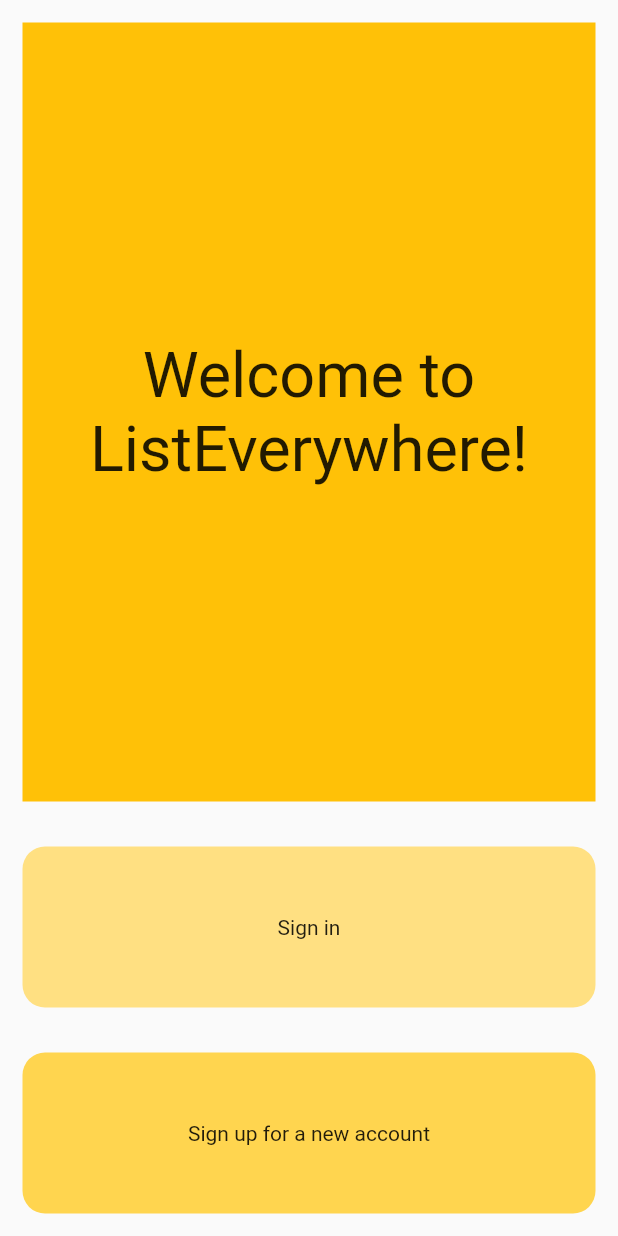
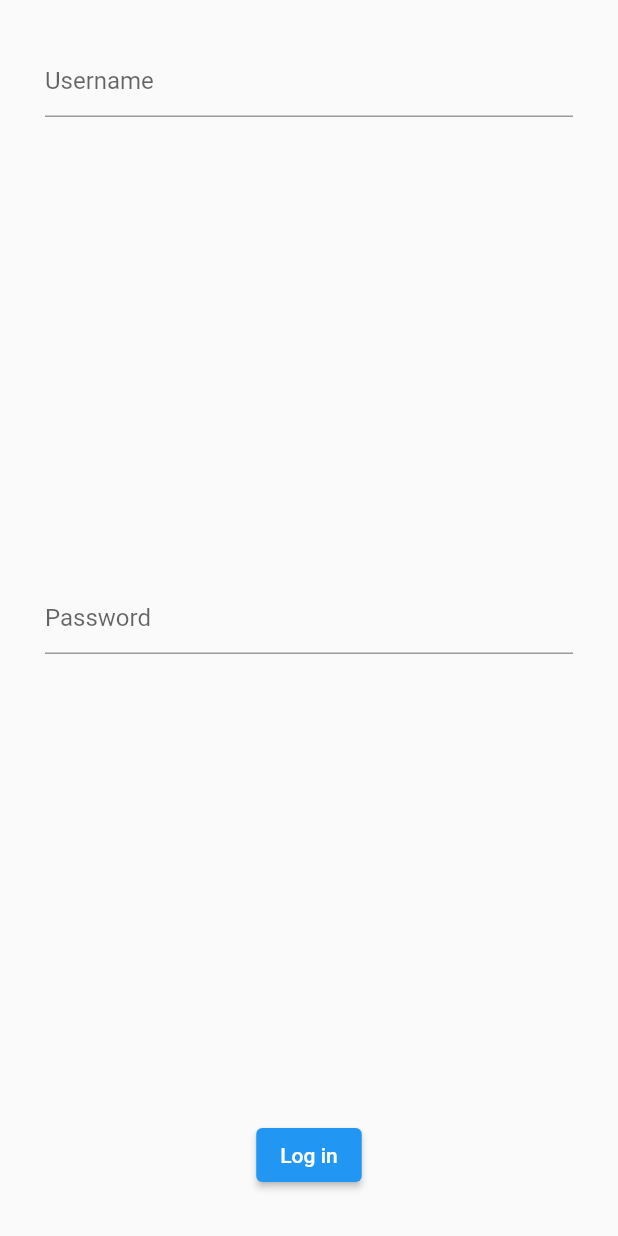
Before and after one commit to ListEverywhere/ListEverywhereApp, a Flutter app: the screen it shows after launch, after a tap on "Sign in", on a phone screen of 412 x 824 dp. Run offline on Flutter 3.47's test engine with Material 2 defaults, Android fonts, the phone set to English and light mode, and no system bars.

Commit message:
Login commit 1
- /login route
- user_service.dart - login method
- login.dart - initial login form

```diff
--- a/lib/main.dart
+++ b/lib/main.dart
@@ -1,5 +1,6 @@
 import 'package:flutter/material.dart';
 import 'package:listeverywhere_app/Views/home.dart';
+import 'package:listeverywhere_app/views/login.dart';
 import 'package:listeverywhere_app/views/register.dart';
 import 'package:listeverywhere_app/widgets/reusable_button.dart';
 
@@ -30,7 +31,8 @@ class MyApp extends StatelessWidget {
         initialRoute: '/',
         routes: {
           '/': (context) => HomeView(),
-          '/register': (context) => RegisterView()
+          '/register': (context) => RegisterView(),
+          '/login': (context) => LoginView()
         });
   }
 }
--- a/lib/services/user_service.dart
+++ b/lib/services/user_service.dart
@@ -4,7 +4,7 @@ import 'package:listeverywhere_app/models/user_model.dart';
 import 'package:http/http.dart' as http;
 
 class UserService {
-  final String _url = 'http://localhost:8080/users/';
+  final String _url = 'http://localhost:8080/users';
 
   Future sendRegisterData(UserModel user) async {
     var userJson = jsonEncode(user.toJson());
@@ -12,7 +12,7 @@ class UserService {
 
     var response = await http
         .post(
-          Uri.parse(_url),
+          Uri.parse('_url/'),
           headers: {'Content-Type': 'application/json'},
           body: userJson,
         )
@@ -34,4 +34,27 @@ class UserService {
       return Future.error(Exception(data['message']));
     }
   }
+
+  Future login(String username, String password) async {
+    var loginData = jsonEncode({'username': username, 'password': password});
+    print('Logging in with $loginData');
+
+    var response = await http
+        .post(
+          Uri.parse('$_url/login/'),
+          headers: {'Content-Type': 'application/json'},
+          body: loginData,
+        )
+        .timeout(const Duration(seconds: 2));
+
+    //print('Login response: $response');
+
+    if (response.statusCode == 200) {
+      var data = jsonDecode(response.body);
+      print(data);
+      return data['message'][0];
+    } else {
+      return Future.error(Exception('Failed to log in.'));
+    }
+  }
 }
--- a/lib/views/home.dart
+++ b/lib/views/home.dart
@@ -29,7 +29,9 @@ class HomeView extends StatelessWidget {
               child: ReusableButton(
                 color: Colors.amber[200],
                 text: "Sign in",
-                onTap: () {},
+                onTap: () {
+                  Navigator.pushNamed(context, '/login');
+                },
                 padding: const EdgeInsets.all(15.0),
               ),
             ),
--- /dev/null
+++ b/lib/views/login.dart
@@ -0,0 +1,63 @@
+import 'package:flutter/material.dart';
+import 'package:listeverywhere_app/services/user_service.dart';
+import 'package:listeverywhere_app/widgets/reusable_field.dart';
+
+class LoginView extends StatefulWidget {
+  LoginView({super.key});
+  final UserService userService = UserService();
+
+  @override
+  State<StatefulWidget> createState() {
+    return _LoginViewState();
+  }
+}
+
+class _LoginViewState extends State<LoginView> {
+  final _formKey = GlobalKey<FormState>();
+  TextEditingController username = TextEditingController();
+  TextEditingController password = TextEditingController();
+
+  @override
+  Widget build(BuildContext context) {
+    return Scaffold(
+      body: SafeArea(
+        child: Form(
+          key: _formKey,
+          child: Padding(
+            padding: const EdgeInsets.all(30),
+            child: Column(
+              mainAxisAlignment: MainAxisAlignment.spaceBetween,
+              children: [
+                ReusableFormField(controller: username, hint: 'Username'),
+                ReusableFormField(
+                  controller: password,
+                  hint: 'Password',
+                  isPassword: true,
+                ),
+                ElevatedButton(
+                  onPressed: () async {
+                    if (_formKey.currentState!.validate()) {
+                      _formKey.currentState?.save();
+                      dynamic response;
+                      try {
+                        response = await widget.userService
+                            .login(username.text, password.text);
+                      } catch (e) {
+                        response = e.toString();
+                      }
+                      showDialog(
+                        context: context,
+                        builder: (ctxt) => AlertDialog(content: Text(response)),
+                      );
+                    }
+                  },
+                  child: const Text('Log in'),
+                ),
+              ],
+            ),
+          ),
+        ),
+      ),
+    );
+  }
+}
--- a/pubspec.yaml
+++ b/pubspec.yaml
@@ -38,6 +38,7 @@ dependencies:
   cupertino_icons: ^1.0.2
   http: ^0.13.5
   intl: ^0.18.0
+  flutter_secure_storage: ^8.0.0
 
 dev_dependencies:
   flutter_test:
```
Also changed, not shown: pubspec.lock, 11 other files.
